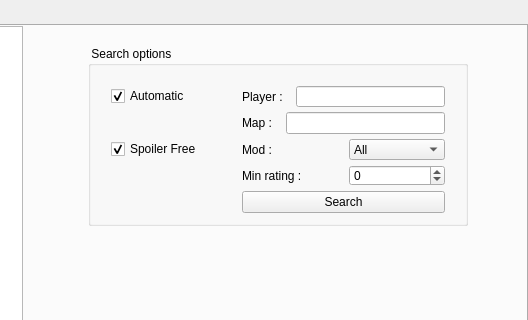
Qt form res/replays/replays.ui (FAForever/client) before a commit; both pictures show x 529 to 1057 and y 0 to 320 of the 1057 by 686 pixel window.
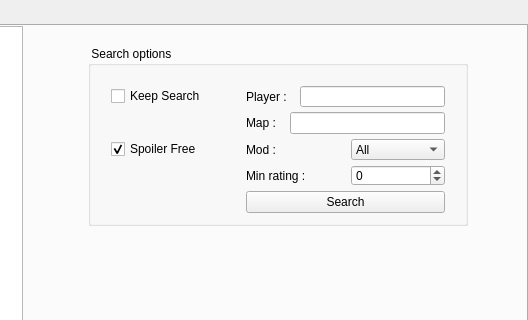
The same form after that commit.

Commit message: invert checkbox 'automatic' to 'keep search'

Patch:
```diff
--- a/res/replays/replays.ui
+++ b/res/replays/replays.ui
@@ -413,10 +413,10 @@
              <string>automaticly update recent Replays</string>
             </property>
             <property name="text">
-             <string>Automatic</string>
+             <string>Keep Search</string>
             </property>
             <property name="checked">
-             <bool>true</bool>
+             <bool>false</bool>
             </property>
            </widget>
           </item>
```
Left out of the diff: 4 changed lines with no effect on the pictures. The commit also changes 2 other files.
